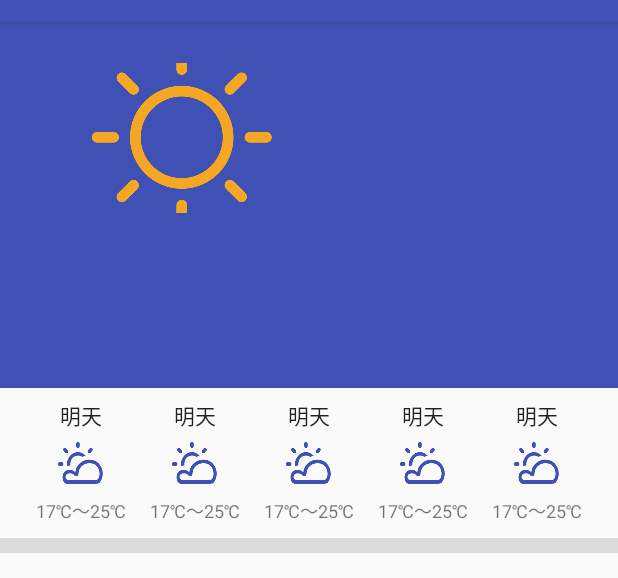
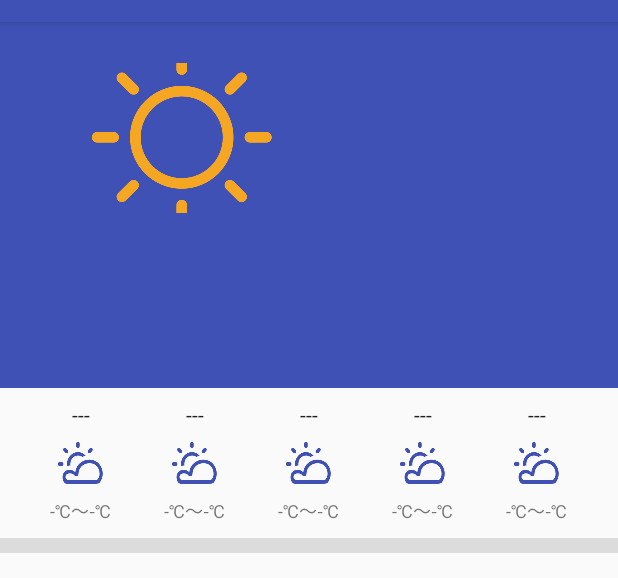
Before and after one commit to anddle/WeatherApp, an Android app: the screen it shows after launch (MainActivity), on a phone screen of 412 x 824 dp, the part 62-640 px from its top. Run offline under Robolectric (Android 15) with nearby library versions, the phone set to English and light mode, and no system bars; 6 statements that could not run were skipped.

Commit message:
UI resource adjust.

```diff
--- a/app/src/main/res/layout/activity_main.xml
+++ b/app/src/main/res/layout/activity_main.xml
@@ -38,17 +38,15 @@
                     android:id="@+id/current_temperature"
                     android:layout_width="wrap_content"
                     android:layout_height="wrap_content"
-                    android:text="23°"
-                    android:textColor="#b3ffffff"
-                    android:textSize="56sp"/>
+                    android:text="@string/current_temperature_none"
+                    android:textAppearance="@style/WeatherDetailCurrentTemperatureStyle"/>
 
                 <TextView
                     android:id="@+id/temperature_range"
                     android:layout_width="wrap_content"
                     android:layout_height="wrap_content"
-                    android:text="17℃～25℃"
-                    android:textColor="#ffffffff"
-                    android:textSize="24sp"/>
+                    android:text="@string/temperature_range_none"
+                    android:textAppearance="@style/WeatherDetailTemperatureRangeStyle"/>
 
             </LinearLayout>
 
@@ -64,9 +62,8 @@
                 android:layout_width="wrap_content"
                 android:layout_height="wrap_content"
                 android:layout_marginLeft="24dp"
-                android:text="成都"
-                android:textColor="#ffffffff"
-                android:textSize="34sp"/>
+                android:text="@string/location_none"
+                android:textAppearance="@style/WeatherDetailLocationStyle"/>
 
         </LinearLayout>
 
@@ -74,10 +71,10 @@
 
     <LinearLayout
         android:layout_width="match_parent"
-        android:layout_height="100dp"
+        android:layout_height="@dimen/forcast_height"
         android:orientation="horizontal"
-        android:layout_marginLeft="16dp"
-        android:layout_marginRight="16dp">
+        android:layout_marginLeft="@dimen/forcast_margin"
+        android:layout_marginRight="@dimen/forcast_margin">
 
         <include layout="@layout/forcast_item" android:id="@+id/forcast_item1" />
         <include layout="@layout/forcast_item" android:id="@+id/forcast_item2" />
@@ -89,7 +86,7 @@
 
     <View
         android:layout_width="match_parent"
-        android:layout_height="10dp"
+        android:layout_height="@dimen/gap_height"
         android:background="#1F000000"
         />
 
--- a/app/src/main/res/layout/forcast_item.xml
+++ b/app/src/main/res/layout/forcast_item.xml
@@ -11,9 +11,8 @@
         android:layout_width="wrap_content"
         android:layout_height="0dp"
         android:layout_weight="1"
-        android:text="明天"
-        android:textColor="#DE000000"
-        android:textSize="14sp"
+        android:text="@string/date_none"
+        android:textAppearance="@style/WeatherForcastDateStyle"
         android:gravity="center"/>
 
     <ImageView
@@ -28,9 +27,8 @@
         android:layout_width="wrap_content"
         android:layout_height="0dp"
         android:layout_weight="1"
-        android:text="17℃～25℃"
-        android:textColor="#8a000000"
-        android:textSize="12sp"
+        android:text="@string/temperature_range_none"
+        android:textAppearance="@style/WeatherForcastTemperatureRangeStyle"
         android:gravity="center"/>
 
 </LinearLayout>
--- a/app/src/main/res/values/colors.xml
+++ b/app/src/main/res/values/colors.xml
@@ -3,4 +3,10 @@
     <color name="colorPrimary">#3F51B5</color>
     <color name="colorPrimaryDark">#303F9F</color>
     <color name="colorAccent">#FF4081</color>
+
+    <color name="colorBlackDarkText">#DE000000</color>
+    <color name="colorBlackLightText">#8A000000</color>
+
+    <color name="colorWhiteLightText">#FFFFFFFF</color>
+    <color name="colorWhiteDarkText">#b3FFFFFF</color>
 </resources>
--- a/app/src/main/res/values/dimens.xml
+++ b/app/src/main/res/values/dimens.xml
@@ -2,4 +2,11 @@
     <!-- Default screen margins, per the Android Design guidelines. -->
     <dimen name="activity_horizontal_margin">16dp</dimen>
     <dimen name="activity_vertical_margin">16dp</dimen>
+
+    <dimen name="forcast_margin">16dp</dimen>
+    <dimen name="forcast_height">100dp</dimen>
+    <dimen name="gap_height">10dp</dimen>
+    <dimen name="list_icon_left_margin">16dp</dimen>
+    <dimen name="list_text_left_margin">72dp</dimen>
+    <dimen name="list_text_right_margin">16dp</dimen>
 </resources>
--- a/app/src/main/res/values/strings.xml
+++ b/app/src/main/res/values/strings.xml
@@ -1,3 +1,14 @@
 <resources>
     <string name="app_name">WeatherApp</string>
+    <string name="current_temperature_none">--°</string>
+    <string name="temperature_range_none">-℃～-℃</string>
+    <string name="location_none">--</string>
+    <string name="date_none">---</string>
+
+    <string name="wind_direction">Wind Direction</string>
+    <string name="wind_level">Wind Level</string>
+    <string name="humidity_level">Humidity</string>
+    <string name="air_quality">Air Quality</string>
+    <string name="sport">Sport</string>
+    <string name="ultraviolet_level">Ultraviolet</string>
 </resources>
--- a/app/src/main/res/values/styles.xml
+++ b/app/src/main/res/values/styles.xml
@@ -8,4 +8,39 @@
         <item name="colorAccent">@color/colorAccent</item>
     </style>
 
+    <style name="WeatherDetailCurrentTemperatureStyle">
+        <item name="android:textColor">@color/colorWhiteDarkText</item>
+        <item name="android:textSize">56sp</item>
+    </style>
+
+    <style name="WeatherDetailTemperatureRangeStyle">
+        <item name="android:textColor">@color/colorWhiteLightText</item>
+        <item name="android:textSize">24sp</item>
+    </style>
+
+    <style name="WeatherDetailLocationStyle">
+        <item name="android:textColor">@color/colorWhiteLightText</item>
+        <item name="android:textSize">34sp</item>
+    </style>
+
+    <style name="WeatherForcastDateStyle">
+        <item name="android:textColor">@color/colorBlackDarkText</item>
+        <item name="android:textSize">14sp</item>
+    </style>
+
+    <style name="WeatherForcastTemperatureRangeStyle">
+        <item name="android:textColor">@color/colorBlackLightText</item>
+        <item name="android:textSize">12sp</item>
+    </style>
+
+    <style name="WeatherMoreInfoDescriptionStyle">
+        <item name="android:textColor">@color/colorBlackDarkText</item>
+        <item name="android:textSize">16sp</item>
+    </style>
+
+    <style name="WeatherMoreInfoValueStyle">
+        <item name="android:textColor">@color/colorBlackLightText</item>
+        <item name="android:textSize">14sp</item>
+    </style>
+
 </resources>
```
Also changed, not shown: app/src/main/res/layout/weather_more_info_item_layout.xml (+5 -9 lines), 1 other file.
